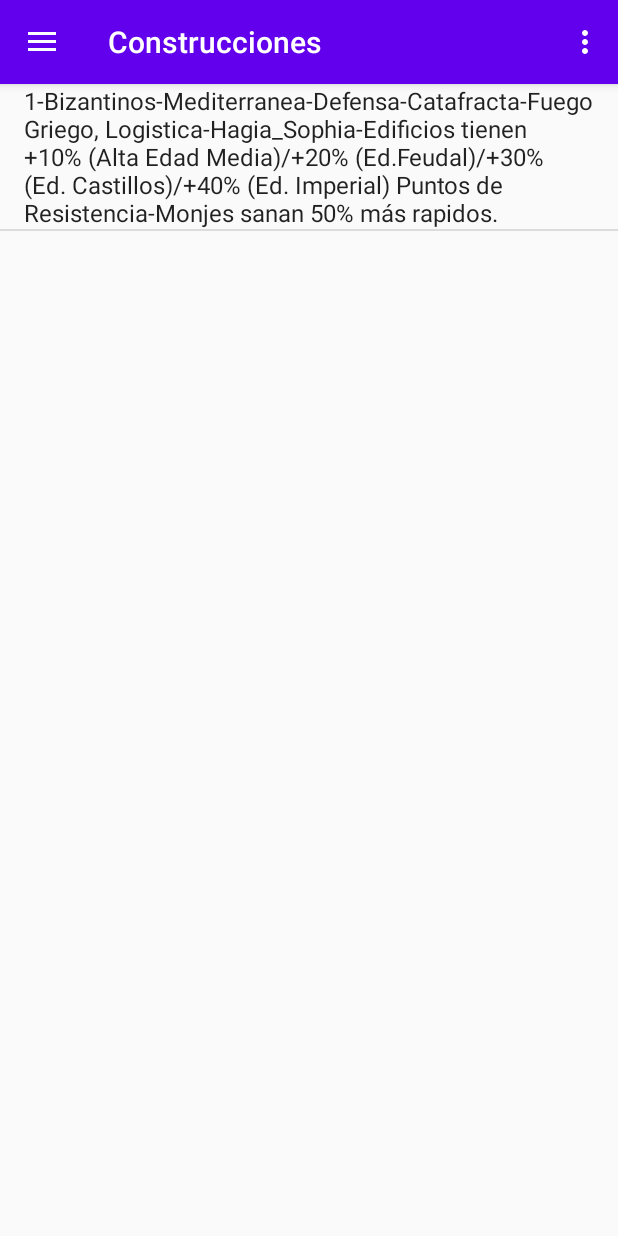
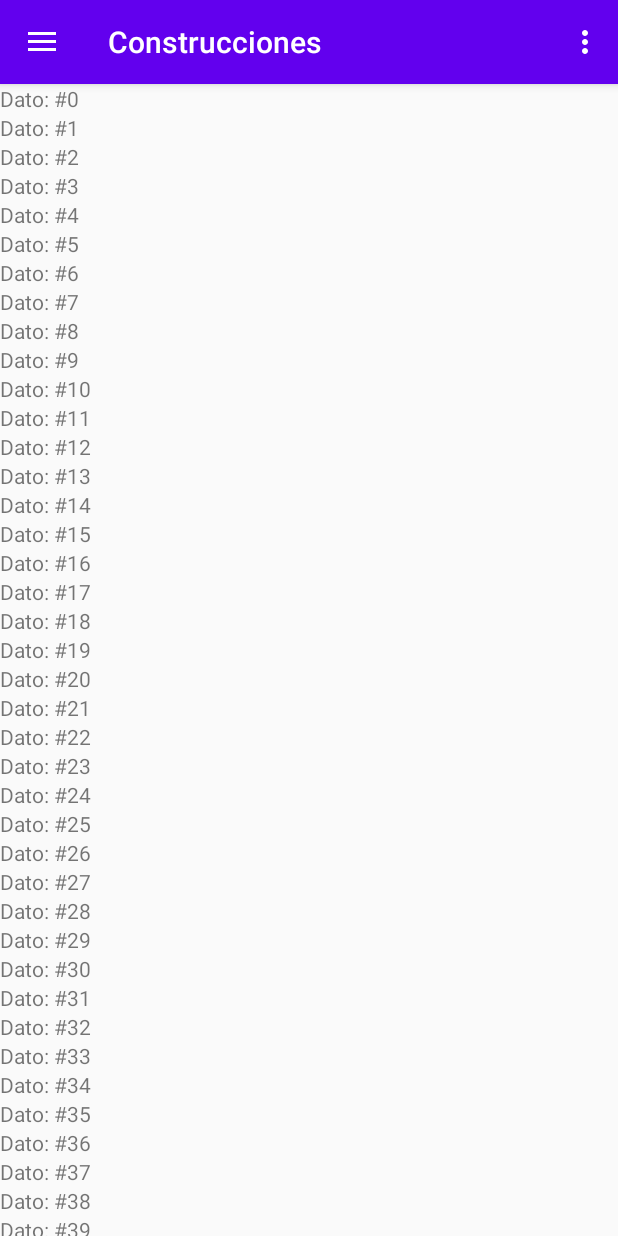
Before and after one commit to NAHUEALB/AppMovilesAndroid, an Android app: the screen it shows after launch (MainActivity), in the side drawer, after a tap on "Construcciones", on a phone screen of 412 x 824 dp. Run offline under Robolectric (Android 15) with nearby library versions, the phone set to English and light mode, and no system bars; our stand-ins replace navigation-ui.

Commit message:
Recicler funcionando, falta completarle con los datos de la BD y personalizarlo

```diff
--- /dev/null
+++ b/app/src/main/java/com/example/ageofempires/Adapter/AdaptadorRecycler.java
@@ -0,0 +1,57 @@
+package com.example.ageofempires.Adapter;
+
+
+import android.view.LayoutInflater;
+import android.view.View;
+import android.view.ViewGroup;
+import android.widget.TextView;
+
+import androidx.annotation.NonNull;
+import androidx.appcompat.view.menu.MenuView;
+import androidx.recyclerview.widget.RecyclerView;
+
+import com.example.ageofempires.R;
+
+import java.util.ArrayList;
+
+public class AdaptadorRecycler extends RecyclerView.Adapter<AdaptadorRecycler.ViewHolderDatos> {
+    public AdaptadorRecycler(ArrayList<String> listDatos) {
+        this.listDatos = listDatos;
+    }
+
+    ArrayList<String> listDatos;
+
+
+
+    @NonNull
+    @Override
+    public ViewHolderDatos onCreateViewHolder(@NonNull ViewGroup parent, int viewType) {
+        View view = LayoutInflater.from(parent.getContext()).inflate(R.layout.item_list, null,false);
+        return new ViewHolderDatos(view);
+    }
+
+    //Establece la coneccion entre el ViewHolderDatos y el adaptador
+    @Override
+    public void onBindViewHolder(@NonNull ViewHolderDatos holder, int position) {
+        holder.asignarDatos(listDatos.get(position));
+    }
+
+    @Override
+    public int getItemCount() {
+        return listDatos.size();
+    }
+
+    public class ViewHolderDatos extends RecyclerView.ViewHolder {
+        TextView item;
+
+        public ViewHolderDatos(@NonNull View itemView) {
+            super(itemView);
+            item = (TextView) itemView.findViewById(R.id.itemTxt);
+        }
+
+        public void asignarDatos(String datos) {
+            item.setText(datos);
+
+        }
+    }
+}
--- a/app/src/main/java/com/example/ageofempires/ui/builds/BuildsFragment.java
+++ b/app/src/main/java/com/example/ageofempires/ui/builds/BuildsFragment.java
@@ -15,7 +15,10 @@
 
 import androidx.annotation.NonNull;
 import androidx.fragment.app.Fragment;
+import androidx.recyclerview.widget.LinearLayoutManager;
+import androidx.recyclerview.widget.RecyclerView;
 
+import com.example.ageofempires.Adapter.AdaptadorRecycler;
 import com.example.ageofempires.ConnectionSQL;
 import com.example.ageofempires.R;
 import com.example.ageofempires.Utilities.Utilities;
@@ -27,8 +30,8 @@
 
     ConnectionSQL connect;
     ListView listViewCivi;
-    ArrayList<Civilization> listCivilization;
-    ArrayList<String> listInformation;
+    RecyclerView recycler;
+    ArrayList<String> listDatos;
 
     // private BuildsViewModel buildsViewModel;
     private Button btn_msj;
@@ -38,67 +41,21 @@
         //Creo la vista que se le va a devolver al controlador
         View root = inflater.inflate(R.layout.fragment_build, container, false);
 
+        recycler = root.findViewById(R.id.recyclerdId);
 
-        connect = new ConnectionSQL(getContext(),"bd_civilization", null, 1);
-        listViewCivi = (ListView) root.findViewById(R.id.list_View);
-        printListCivi();
+        recycler.setLayoutManager(new LinearLayoutManager(getContext(), LinearLayoutManager.VERTICAL,false));
 
-        ArrayAdapter adaptador=new ArrayAdapter(getContext(),android.R.layout.simple_list_item_1,listInformation);
-        listViewCivi.setAdapter(adaptador);
+        listDatos = new ArrayList<String>();
+        for (int i=0 ; i <= 50 ; i++) {
+            listDatos.add("Dato: #" + i + "");
+        }
 
-
+        AdaptadorRecycler adapter = new AdaptadorRecycler(listDatos);
+        recycler.setAdapter(adapter);
 
 
         return root;
     }
 
-    private void printListCivi() {
-
-        SQLiteDatabase db = connect.getReadableDatabase();
-
-        Civilization civilization = null;
-        listCivilization = new ArrayList<Civilization>();
-        //Select * from Civilization
-        Cursor cursor = db.rawQuery("SELECT * FROM "+ Utilities.TABLA_CIVILIZATION, null);
-
-        //Se mueve hasta el final
-        while (cursor.moveToNext()){
-            civilization = new Civilization();
-            civilization.setId_Civi(cursor.getInt(0));
-            civilization.setName_Civi(cursor.getString(1));
-            civilization.setArquitectura(cursor.getString(2));
-            civilization.setEspecialidad(cursor.getString(3));
-            civilization.setUnidad_Unica(cursor.getString(4));
-            civilization.setTecnologias(cursor.getString(5));
-            civilization.setMaravilla(cursor.getString(6));
-            civilization.setBonus(cursor.getString(7));
-            civilization.setBonus_team(cursor.getString(8));
-            Log.i("INFODATABASE", "LA ID CARGADA ES DE: "+civilization.getId_Civi());
-
-           listCivilization.add(civilization);
-        }
-        obtenerLista();
-
-
-    }
-
-    private void obtenerLista() {
-        listInformation = new ArrayList<String>();
-
-        for (int i=0; i<listCivilization.size(); i++){
-            listInformation.add( listCivilization.get(i).getId_Civi()+"-"
-                    +listCivilization.get(i).getName_Civi()+"-"
-                    +listCivilization.get(i).getArquitectura()+"-"
-                    +listCivilization.get(i).getEspecialidad()+"-"
-                    +listCivilization.get(i).getUnidad_Unica()+"-"
-                    +listCivilization.get(i).getTecnologias()+"-"
-                    +listCivilization.get(i).getMaravilla()+"-"
-                    +listCivilization.get(i).getBonus()+"-"
-                    +listCivilization.get(i).getBonus_team()
-
-            );
-        }
-    }
-
 
 }
--- a/app/src/main/res/layout/fragment_build.xml
+++ b/app/src/main/res/layout/fragment_build.xml
@@ -4,17 +4,13 @@
     xmlns:tools="http://schemas.android.com/tools"
     android:layout_width="match_parent"
     android:layout_height="match_parent"
-    tools:context=".ui.builds.BuildsFragment">
+    tools:context=".ui.builds.BuildsFragment"
+    android:orientation="vertical">
 
-
-    <ListView
-        android:id="@+id/list_View"
+    <androidx.recyclerview.widget.RecyclerView
+        android:id="@+id/recyclerdId"
         android:layout_width="match_parent"
-        android:layout_height="match_parent">
-
-
-
-    </ListView>
+        android:layout_height="match_parent"/>
 
 
 
--- /dev/null
+++ b/app/src/main/res/layout/item_list.xml
@@ -0,0 +1,12 @@
+<?xml version="1.0" encoding="utf-8"?>
+<LinearLayout xmlns:android="http://schemas.android.com/apk/res/android"
+    android:orientation="vertical" android:layout_width="match_parent"
+    android:layout_height="match_parent">
+
+    <TextView
+        android:id="@+id/itemTxt"
+        android:layout_width="wrap_content"
+        android:layout_height="wrap_content"
+        android:text="@string/app_name"/>
+
+</LinearLayout>
```
Also changed, not shown: 1 other file.
